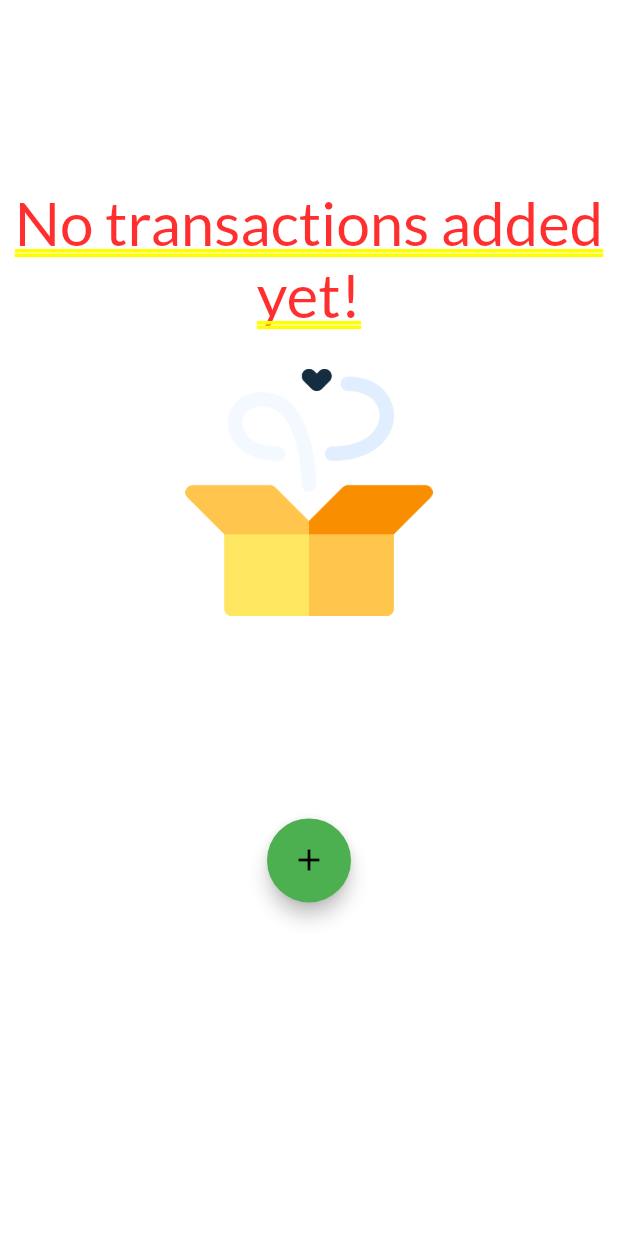
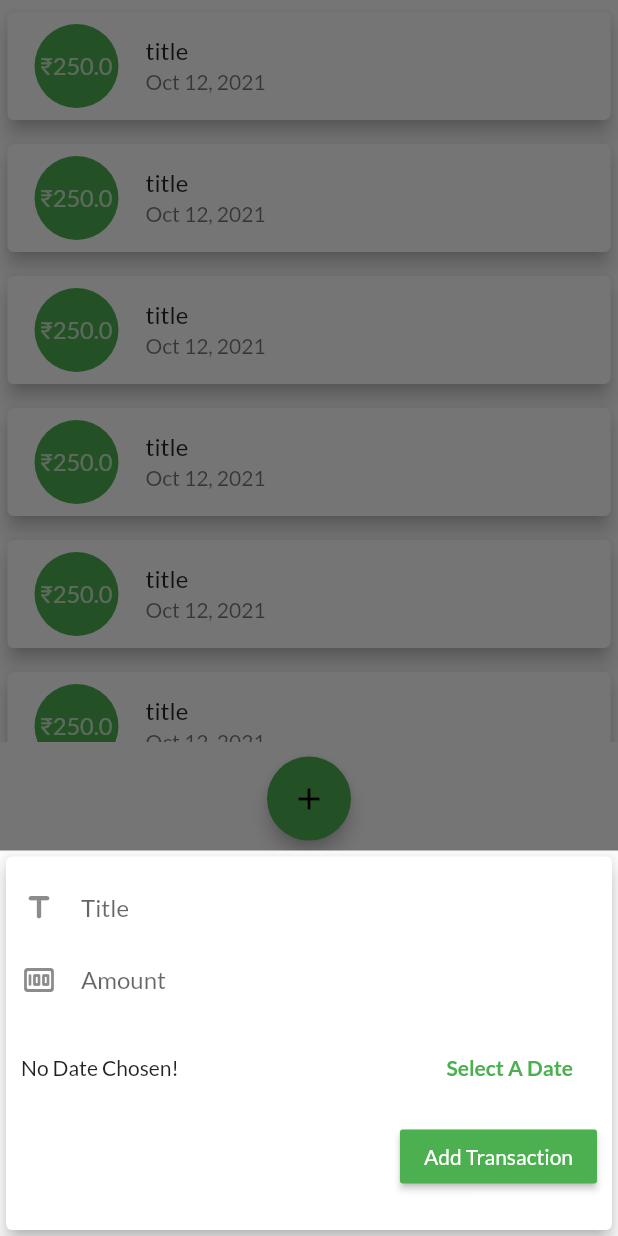
Before and after one commit to ArerehRaj/flutter_app_expensify, a Flutter app: the DailyTransactions screen opened by its route, after a tap on the "add" icon, on a phone screen of 412 x 824 dp. Run offline on Flutter 3.47's test engine with Material 2 defaults, Android fonts, the phone set to English and light mode, and no system bars; our stand-ins replace shared_preferences; accounts and stored records are empty.

Commit message:
Added new widget form adding a new transaction and designed it

```diff
--- a/lib/screens/daily_transactions.dart
+++ b/lib/screens/daily_transactions.dart
@@ -4,6 +4,7 @@ import 'package:provider/provider.dart';
 
 import '../providers/transactions.dart';
 import '../widgets/transaction_item.dart' as ti_widget;
+import '../widgets/new_transaction_form.dart';
 
 class DailyTransactions extends StatefulWidget {
   static const routeName = '/daily-transaction';
@@ -19,6 +20,20 @@ class _DailyTransactionsState extends State<DailyTransactions> {
   //   super.initState();
   // }
 
+  void _startAddNewTransaction(BuildContext ctx) {
+    showModalBottomSheet(
+        context: ctx,
+        builder: (bCtx) {
+          return GestureDetector(
+            onTap: () {},
+            child: const NewTransactionForm(
+              mode: TransactionMode.daily,
+            ),
+            behavior: HitTestBehavior.opaque,
+          );
+        });
+  }
+
   @override
   Widget build(BuildContext context) {
     final transactionsData = Provider.of<Transactions>(context, listen: false);
@@ -26,10 +41,11 @@ class _DailyTransactionsState extends State<DailyTransactions> {
 
     return Column(
       children: [
+        if (transactionsData.getTransactions.isNotEmpty) const Text('CHART'),
         Container(
           // child: transactionsData.getTransactions.isEmpty
-          height: deviceSize.height * 0.65,
-          child: transactionsData.getTransactions.isEmpty
+          height: deviceSize.height * 0.6,
+          child: transactionsData.getTransactions.isNotEmpty
               ? Column(
                   mainAxisAlignment: MainAxisAlignment.center,
                   crossAxisAlignment: CrossAxisAlignment.center,
@@ -39,15 +55,15 @@ class _DailyTransactionsState extends State<DailyTransactions> {
                       style: TextStyle(
                         fontFamily: 'Lato',
                         fontWeight: FontWeight.normal,
-                        fontSize: 40,
+                        fontSize: 35,
                       ),
                       textAlign: TextAlign.center,
                     ),
                     const SizedBox(
-                      height: 25,
+                      height: 10,
                     ),
                     Container(
-                      height: deviceSize.height * 0.2,
+                      height: deviceSize.height * 0.18,
                       child: Image.asset(
                         'assets/images/emptyBox.png',
                         fit: BoxFit.fill,
@@ -55,13 +71,7 @@ class _DailyTransactionsState extends State<DailyTransactions> {
                     ),
                   ],
                 )
-              :
-              // Container(
-              //     height: deviceSize.height * 0.7,
-              //     child: Column(
-              //       children: [
-              //         const Text('CHART'),
-              ListView.builder(
+              : ListView.builder(
                   itemBuilder: (ctx, index) {
                     return ti_widget.TransactionItem(
                       transaction: TransactionItem(
@@ -74,17 +84,12 @@ class _DailyTransactionsState extends State<DailyTransactions> {
                   },
                   itemCount: 10, //transactionsData.getTransactions.length,
                 ),
-          //],
-          //),
-          //),
         ),
         const SizedBox(
           height: 10,
         ),
         FloatingActionButton(
-          onPressed: () {
-            print('HEY');
-          },
+          onPressed: () => _startAddNewTransaction(context),
           child: const Icon(
             Icons.add,
           ),
--- /dev/null
+++ b/lib/widgets/new_transaction_form.dart
@@ -0,0 +1,111 @@
+import 'package:flutter/material.dart';
+import 'package:intl/intl.dart';
+
+enum TransactionMode { daily, monthly }
+
+class NewTransactionForm extends StatefulWidget {
+  const NewTransactionForm({Key? key, required this.mode}) : super(key: key);
+  final TransactionMode mode;
+  @override
+  _NewTransactionFormState createState() => _NewTransactionFormState();
+}
+
+class _NewTransactionFormState extends State<NewTransactionForm> {
+  final GlobalKey<FormState> _formKey = GlobalKey();
+  TransactionMode _transactionMode = TransactionMode.daily;
+
+  Map<String, Object> _transactionData = {
+    'title': '',
+    'amount': 0.0,
+    'date': DateTime.now(),
+  };
+
+  var _isLoading = false;
+  var _selectedDate = null;
+
+  @override
+  Widget build(BuildContext context) {
+    return Form(
+      key: _formKey,
+      child: SingleChildScrollView(
+        child: Card(
+          elevation: 5,
+          child: Container(
+            padding: EdgeInsets.only(
+              top: 10,
+              right: 10,
+              left: 10,
+              bottom: MediaQuery.of(context).viewInsets.bottom + 25,
+            ),
+            child: Column(
+              crossAxisAlignment: CrossAxisAlignment.end,
+              children: [
+                TextFormField(
+                  decoration: const InputDecoration(
+                    icon: Icon(
+                      Icons.title_rounded,
+                    ),
+                    hintText: 'Title',
+                    border: InputBorder.none,
+                  ),
+                  keyboardType: TextInputType.text,
+                  validator: (value) {
+                    // Check here for validation
+                  },
+                  onSaved: (value) =>
+                      _transactionData['title'] = value.toString(),
+                ),
+                TextFormField(
+                  decoration: const InputDecoration(
+                    icon: Icon(
+                      Icons.money_rounded,
+                    ),
+                    hintText: 'Amount',
+                    border: InputBorder.none,
+                  ),
+                  keyboardType: TextInputType.number,
+                  validator: (value) {
+                    // Check here for validation
+                  },
+                  onSaved: (value) => _transactionData['amount'] =
+                      double.parse(value.toString()),
+                ),
+                Container(
+                  height: 70,
+                  child: Row(
+                    children: [
+                      Expanded(
+                        child: Text(
+                          _selectedDate == null
+                              ? 'No Date Chosen!'
+                              : 'Picked Date ${DateFormat.yMd().format(_selectedDate as DateTime)}',
+                        ),
+                      ),
+                      FlatButton(
+                        onPressed: () {},
+                        child: const Text(
+                          'Select A Date',
+                          style: TextStyle(
+                            fontFamily: 'Lato',
+                            fontWeight: FontWeight.bold,
+                          ),
+                        ),
+                        textColor: Theme.of(context).primaryColor,
+                      )
+                    ],
+                  ),
+                ),
+                RaisedButton(
+                  onPressed: () {},
+                  child: const Text('Add Transaction'),
+                  color: Theme.of(context).primaryColor,
+                  textColor: Colors.white,
+                ),
+              ],
+            ),
+          ),
+        ),
+      ),
+    );
+  }
+}
```
